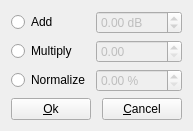
Above: sources/editor/tools/change_volume/toolchangevolume_gui.ui from davy7125/polyphone before the change. Below: the same form after it.
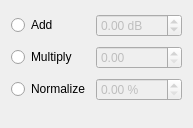
That is the form after the change.

Commit message:
Button order in dialogs
Closes #322

Patch:
```diff
--- a/sources/editor/tools/change_volume/toolchangevolume_gui.ui
+++ b/sources/editor/tools/change_volume/toolchangevolume_gui.ui
@@ -81,35 +81,7 @@
     </widget>
    </item>
    <item row="3" column="0" colspan="2">
-    <layout class="QHBoxLayout" name="horizontalLayout">
-     <item>
-      <widget class="QPushButton" name="pushOk">
-       <property name="text">
-        <string>&amp;Ok</string>
-       </property>
-      </widget>
-     </item>
-     <item>
-      <spacer name="horizontalSpacer">
-       <property name="orientation">
-        <enum>Qt::Horizontal</enum>
-       </property>
-       <property name="sizeHint" stdset="0">
-        <size>
-         <width>40</width>
-         <height>20</height>
-        </size>
-       </property>
-      </spacer>
-     </item>
-     <item>
-      <widget class="QPushButton" name="pushCancel">
-       <property name="text">
-        <string>&amp;Cancel</string>
-       </property>
-      </widget>
-     </item>
-    </layout>
+    <widget class="QDialogButtonBox" name="buttonBox"/>
    </item>
   </layout>
  </widget>
```
Left out of the diff: 2 changed lines with no effect on the pictures. The commit also changes 89 other files.
